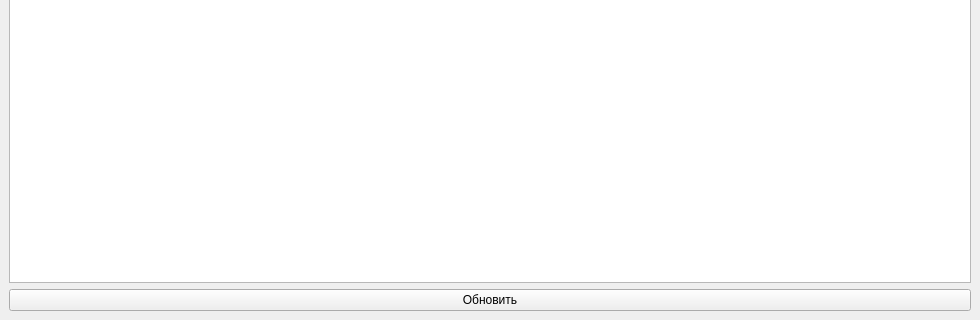
Qt form main.ui (Amibka/cafe) before a commit; both pictures show x 0 to 980 and y 300 to 620 of the 980 by 620 pixel window.
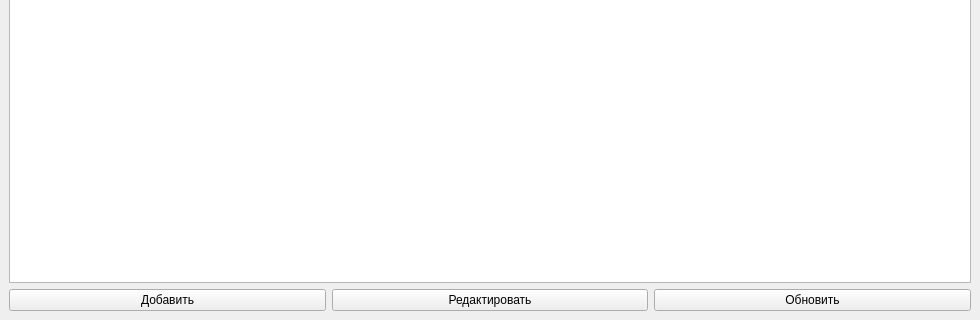
The same form after that commit.

Diff of the .ui file:
```diff
--- a/main.ui
+++ b/main.ui
@@ -42,11 +42,29 @@
      </widget>
     </item>
     <item>
+     <layout class="QHBoxLayout" name="buttons_layout">
+      <item>
+       <widget class="QPushButton" name="add_button">
+        <property name="text">
+         <string>Добавить</string>
+        </property>
+       </widget>
+      </item>
+      <item>
+       <widget class="QPushButton" name="edit_button">
+        <property name="text">
+         <string>Редактировать</string>
+        </property>
+       </widget>
+      </item>
+      <item>
      <widget class="QPushButton" name="refresh_button">
       <property name="text">
        <string>Обновить</string>
       </property>
      </widget>
+      </item>
+     </layout>
     </item>
    </layout>
   </widget>
```
Left out of the diff: 3 changed lines with no effect on the pictures. Lines whose indentation alone changed are shown as unchanged.
